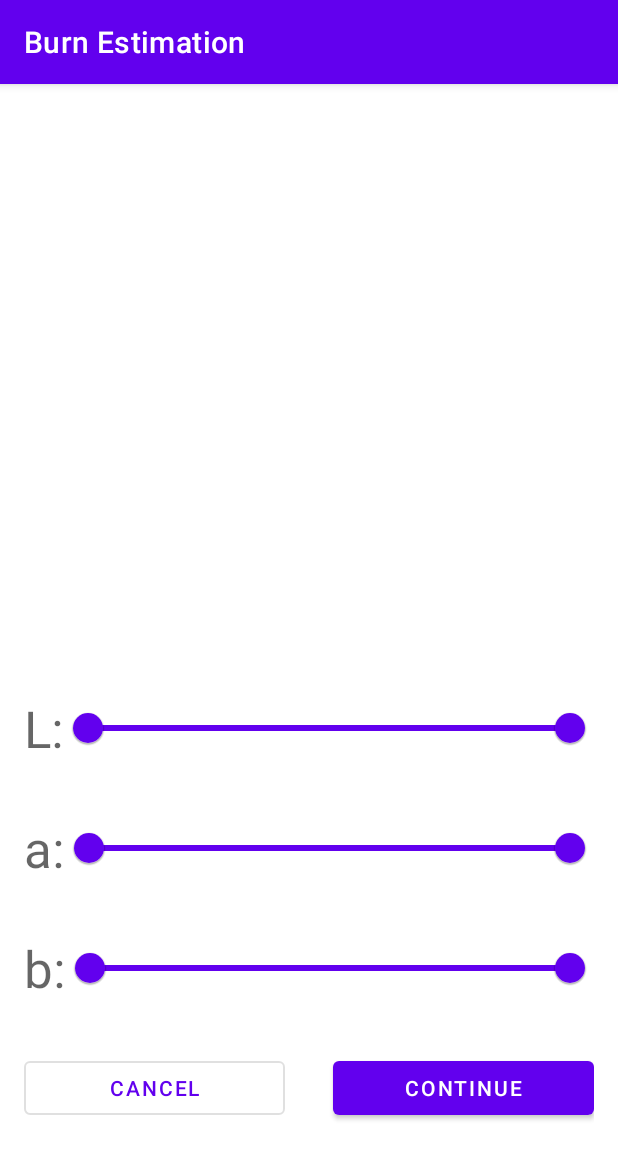
After one commit to ianzur/burn-estimation, an Android app: the fragment ColorThresholdSegmentationFragment shown on its own in the app's theme, on a phone screen of 412 x 824 dp. The commit adds this screen. Shown: the top 1159 px of the screen. Run offline under Robolectric (Android 15) with nearby library versions, the phone set to English and light mode, and no system bars; network calls fail.

Commit message:
add python file new fragments

```diff
--- a/app/src/main/AndroidManifest.xml
+++ b/app/src/main/AndroidManifest.xml
@@ -13,7 +13,7 @@
 
     <application
         android:name=".PatientsApplication"
-        android:allowBackup="true"
+        android:allowBackup="false"
         android:icon="@mipmap/ic_launcher"
         android:label="@string/app_name"
         android:roundIcon="@mipmap/ic_launcher_round"
--- /dev/null
+++ b/app/src/main/java/com/example/burnestimation/ColorThresholdSegmentationFragment.kt
@@ -0,0 +1,32 @@
+package com.example.burnestimation
+
+import androidx.lifecycle.ViewModelProvider
+import android.os.Bundle
+import androidx.fragment.app.Fragment
+import android.view.LayoutInflater
+import android.view.View
+import android.view.ViewGroup
+import com.example.burnestimation.viewmodels.ColorThresholdSegmentationViewModel
+
+class ColorThresholdSegmentationFragment : Fragment() {
+
+    companion object {
+        fun newInstance() = ColorThresholdSegmentationFragment()
+    }
+
+    private lateinit var viewModel: ColorThresholdSegmentationViewModel
+
+    override fun onCreateView(
+        inflater: LayoutInflater, container: ViewGroup?,
+        savedInstanceState: Bundle?
+    ): View? {
+        return inflater.inflate(R.layout.color_threshold_segmentation_fragment, container, false)
+    }
+
+    override fun onActivityCreated(savedInstanceState: Bundle?) {
+        super.onActivityCreated(savedInstanceState)
+        viewModel = ViewModelProvider(this).get(ColorThresholdSegmentationViewModel::class.java)
+        // TODO: Use the ViewModel
+    }
+
+}
--- a/app/src/main/java/com/example/burnestimation/PatientNewFragment.kt
+++ b/app/src/main/java/com/example/burnestimation/PatientNewFragment.kt
@@ -219,9 +219,11 @@ class PatientNewFragment : Fragment() {
         }
 
         if (! requireView().findViewById<CheckBox>(R.id.checkBoxUsageNotification).isChecked) {
-            requireView().findViewById<CheckBox>(R.id.checkBoxUsageNotification).setTextColor(Color.RED)
+            requireView().findViewById<CheckBox>(R.id.checkBoxUsageNotification).setTextColor(Color.rgb(176, 0, 32))
+            requireView().findViewById<CheckBox>(R.id.checkBoxUsageNotification).error = "required"
             res = false
         } else {
+            requireView().findViewById<CheckBox>(R.id.checkBoxUsageNotification).error = null
             requireView().findViewById<CheckBox>(R.id.checkBoxUsageNotification).setTextColor(Color.GRAY)
         }
 
--- /dev/null
+++ b/app/src/main/java/com/example/burnestimation/viewmodels/ColorThresholdSegmentationViewModel.kt
@@ -0,0 +1,7 @@
+package com.example.burnestimation.viewmodels
+
+import androidx.lifecycle.ViewModel
+
+class ColorThresholdSegmentationViewModel : ViewModel() {
+    // TODO: Implement the ViewModel
+}
--- /dev/null
+++ b/app/src/main/res/layout/color_threshold_segmentation_fragment.xml
@@ -0,0 +1,121 @@
+<?xml version="1.0" encoding="utf-8"?>
+<FrameLayout xmlns:android="http://schemas.android.com/apk/res/android"
+    xmlns:app="http://schemas.android.com/apk/res-auto"
+    xmlns:tools="http://schemas.android.com/tools"
+    android:layout_width="match_parent"
+    android:layout_height="match_parent"
+    tools:context=".ColorThresholdSegmentationFragment">
+
+    <LinearLayout
+        android:layout_width="match_parent"
+        android:layout_height="match_parent"
+        android:orientation="vertical">
+
+        <ImageView
+            android:id="@+id/imageView"
+            android:layout_width="match_parent"
+            android:layout_height="389dp"
+            tools:src="@tools:sample/backgrounds/scenic" />
+
+        <!-- Continuous slider -->
+
+        <LinearLayout
+            android:layout_width="match_parent"
+            android:layout_height="wrap_content"
+            android:padding="@dimen/form_spacing"
+            android:orientation="horizontal" >
+
+            <TextView
+                android:id="@+id/slider_a_label"
+                android:layout_width="wrap_content"
+                android:layout_height="wrap_content"
+                android:layout_gravity="center_vertical"
+                android:textAppearance="@style/TextAppearance.MaterialComponents.Headline4"
+                android:text="L:" />
+
+            <!-- Continuous slider -->
+            <com.google.android.material.slider.RangeSlider
+                android:layout_width="match_parent"
+                android:layout_height="wrap_content"
+                android:valueFrom="0.0"
+                android:valueTo="255.0"
+                app:values="@array/initial_values" />
+
+        </LinearLayout>
+
+        <LinearLayout
+            android:layout_width="match_parent"
+            android:layout_height="wrap_content"
+            android:padding="@dimen/form_spacing"
+            android:orientation="horizontal" >
+
+            <TextView
+                android:id="@+id/slider_b_label"
+                android:layout_width="wrap_content"
+                android:layout_height="wrap_content"
+                android:layout_gravity="center_vertical"
+                android:textAppearance="@style/TextAppearance.MaterialComponents.Headline4"
+                android:text="a:" />
+
+            <!-- Continuous slider -->
+            <com.google.android.material.slider.RangeSlider
+                android:layout_width="match_parent"
+                android:layout_height="wrap_content"
+                android:valueFrom="0.0"
+                android:valueTo="255.0"
+                app:values="@array/initial_values" />
+
+        </LinearLayout>
+
+        <LinearLayout
+            android:layout_width="match_parent"
+            android:layout_height="wrap_content"
+            android:padding="@dimen/form_spacing"
+            android:orientation="horizontal" >
+
+            <TextView
+                android:id="@+id/slider_c_label"
+                android:layout_width="wrap_content"
+                android:layout_height="wrap_content"
+                android:layout_gravity="center_vertical"
+                android:textAppearance="@style/TextAppearance.MaterialComponents.Headline4"
+                android:text="b:" />
+
+            <!-- Continuous slider -->
+            <com.google.android.material.slider.RangeSlider
+                android:layout_width="match_parent"
+                android:layout_height="wrap_content"
+                android:valueFrom="0.0"
+                android:valueTo="255.0"
+                app:values="@array/initial_values" />
+
+        </LinearLayout>
+
+
+        <LinearLayout
+            android:layout_width="match_parent"
+            android:layout_height="match_parent"
+            android:orientation="horizontal"
+            android:padding="@dimen/form_spacing">
+
+            <Button
+                android:id="@+id/buttonCancel"
+                style="?attr/materialButtonOutlinedStyle"
+                android:layout_width="0dp"
+                android:layout_height="wrap_content"
+                android:layout_weight="1"
+                android:layout_marginEnd="@dimen/form_spacing"
+                android:text="@string/button_cancel" />
+
+            <Button
+                android:id="@+id/buttonCamera"
+                android:layout_width="0dp"
+                android:layout_height="wrap_content"
+                android:layout_weight="1"
+                android:layout_marginStart="@dimen/form_spacing"
+                android:text="@string/button_continue" />
+
+        </LinearLayout>
+
+    </LinearLayout>
+</FrameLayout>
--- a/app/src/main/res/values/arrays.xml
+++ b/app/src/main/res/values/arrays.xml
@@ -4,4 +4,8 @@
         <item>imperial</item>
         <item>metric</item>
     </string-array>
+    <string-array name="initial_values">
+        <item>0</item>
+        <item>255</item>
+    </string-array>
 </resources>
--- a/app/src/main/res/values/strings.xml
+++ b/app/src/main/res/values/strings.xml
@@ -8,6 +8,7 @@
     <string name="button_cancel">cancel</string>
     <string name="button_camera">camera</string>
     <string name="button_generate">generate</string>
+    <string name="button_continue">Continue</string>
     <string name="patient_height">Patient Height*</string>
     <string name="p_info_height">%1$.2f cm</string>
     <string name="patient_weight">Patient Weight*</string>
```
Also changed, not shown: app/src/main/java/com/example/burnestimation/nnSegmentationFragment.kt (added, +34 -0 lines), app/src/main/java/com/example/burnestimation/viewmodels/nnSegmentationViewModel.kt (added, +50 -0 lines), app/src/main/res/layout/nn_sementation_fragment.xml (added, +22 -0 lines), 1 other file.
